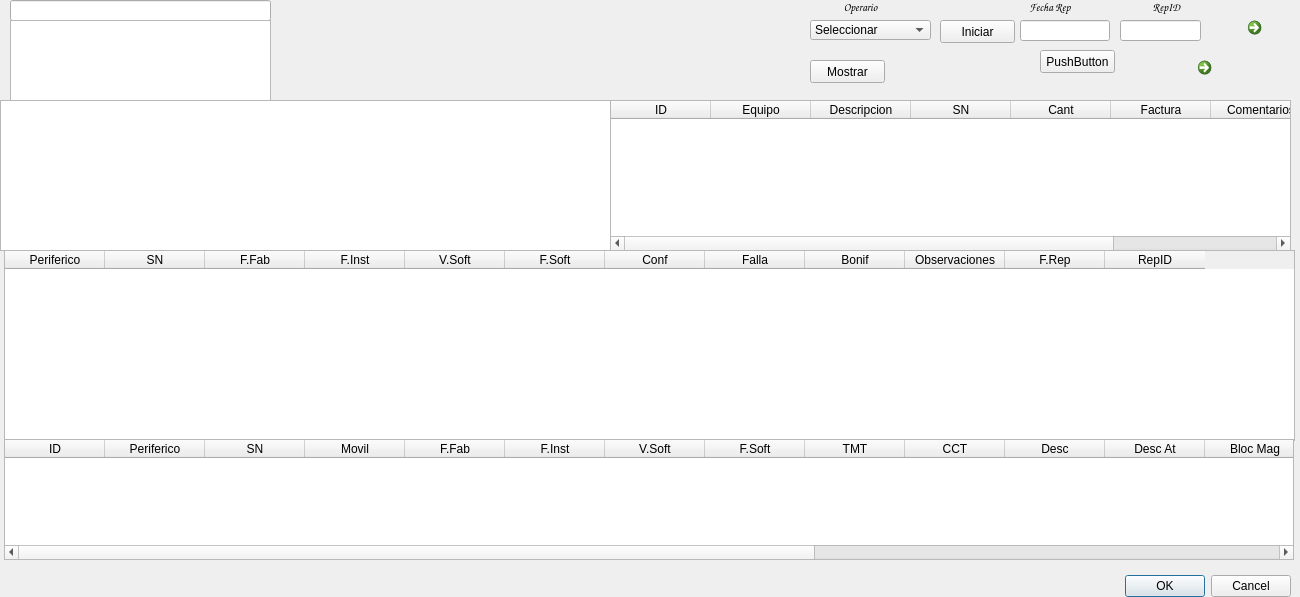
First picture: the form in trabajo.ui, repository Matias2178/Sistema_Postventa, before the edit.
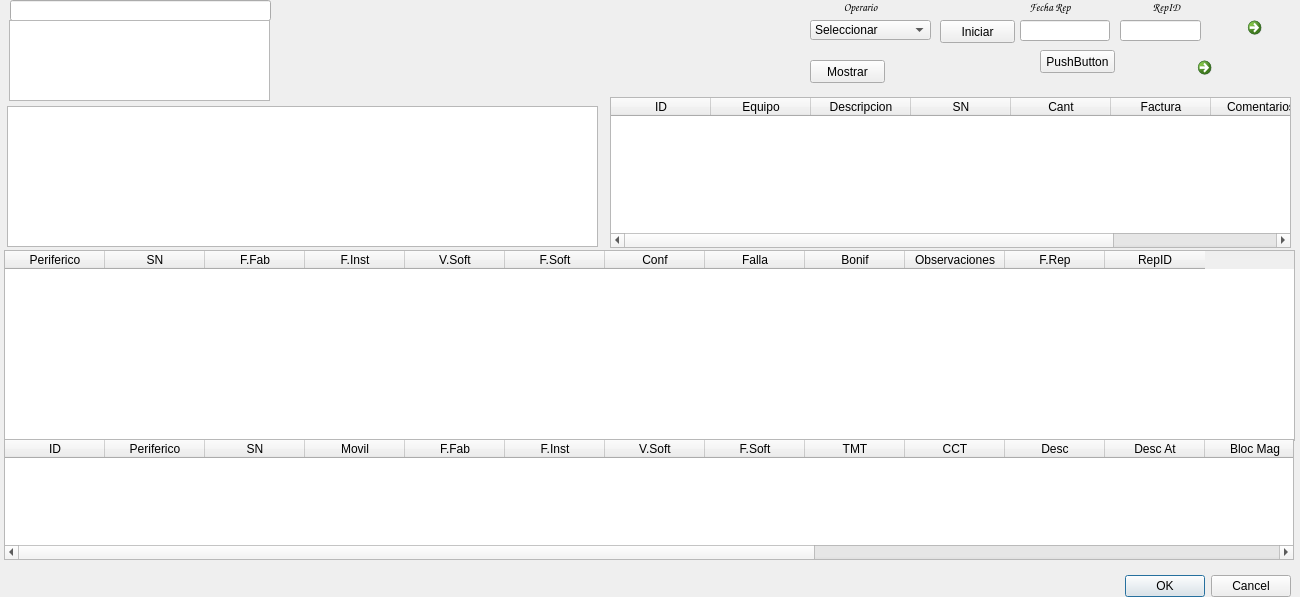
Second picture: the form after the edit. Icons and pictures are not drawn.

Diff of the .ui file:
```diff
--- a/trabajo.ui
+++ b/trabajo.ui
@@ -229,7 +229,7 @@
    <property name="geometry">
     <rect>
      <x>610</x>
-     <y>100</y>
+     <y>97</y>
      <width>681</width>
      <height>151</height>
     </rect>
@@ -563,7 +563,7 @@
    </property>
    <property name="geometry">
     <rect>
-     <x>10</x>
+     <x>9</x>
      <y>20</y>
      <width>261</width>
      <height>81</height>
@@ -597,10 +597,10 @@
    </property>
    <property name="geometry">
     <rect>
-     <x>0</x>
-     <y>100</y>
-     <width>611</width>
-     <height>151</height>
+     <x>7</x>
+     <y>106</y>
+     <width>591</width>
+     <height>141</height>
     </rect>
    </property>
    <property name="styleSheet">
```
